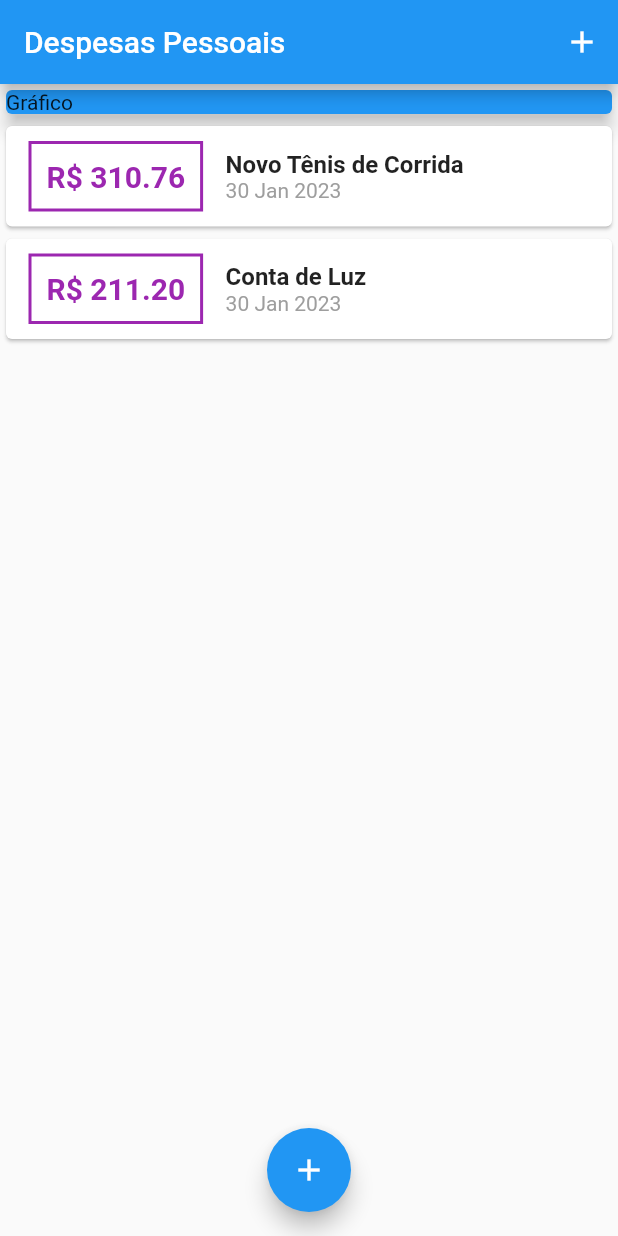
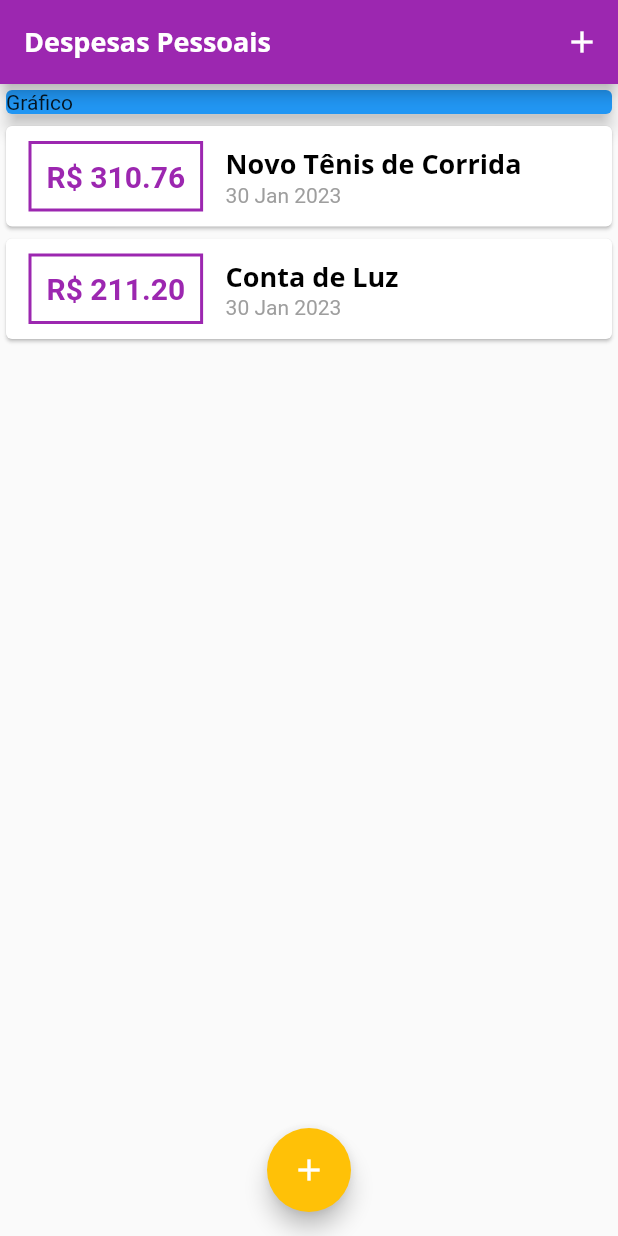
Before and after one commit to Kaio-Goes/expenses, a Flutter app: the screen it shows after launch, on a phone screen of 412 x 824 dp. Run offline on Flutter 3.47's test engine with Material 2 defaults, Android fonts, the phone set to English and light mode, and no system bars.

Commit message:
Feature fonts

```diff
--- a/lib/components/transaction_list.dart
+++ b/lib/components/transaction_list.dart
@@ -24,14 +24,14 @@ class TransactionList extends StatelessWidget {
                     vertical: 10,
                   ),
                   decoration: BoxDecoration(
-                      border: Border.all(color: Colors.purple, width: 2)),
+                      border: Border.all(color: Theme.of(context).colorScheme.primary, width: 2)),
                   padding: const EdgeInsets.all(10),
                   child: Text(
                     'R\$ ${tr.value.toStringAsFixed(2)}',
-                    style: const TextStyle(
+                    style: TextStyle(
                         fontWeight: FontWeight.bold,
                         fontSize: 20,
-                        color: Colors.purple),
+                        color: Theme.of(context).colorScheme.primary),
                   ),
                 ),
                 Column(
@@ -39,8 +39,9 @@ class TransactionList extends StatelessWidget {
                   children: [
                     Text(
                       tr.title,
-                      style: const TextStyle(
-                          fontWeight: FontWeight.bold, fontSize: 16),
+                      style: Theme.of(context).textTheme.titleLarge,
+                      // style: const TextStyle(
+                      //     fontWeight: FontWeight.bold, fontSize: 16),
                     ),
                     Text(
                       DateFormat('d MMM y').format(tr.date),
--- a/lib/main.dart
+++ b/lib/main.dart
@@ -10,8 +10,21 @@ class ExpensesApp extends StatelessWidget {
   const ExpensesApp({super.key});
   @override
   Widget build(BuildContext context) {
-    return const MaterialApp(
-      home: MyHomePage(),
+    final ThemeData tema = ThemeData();
+
+    return MaterialApp(
+      home: const MyHomePage(),
+      theme: tema.copyWith(
+        colorScheme: tema.colorScheme
+            .copyWith(primary: Colors.purple, secondary: Colors.amber),
+        textTheme: tema.textTheme.copyWith(
+          titleLarge: const TextStyle(
+              fontFamily: 'OpenSans',
+              fontSize: 18,
+              color: Colors.black,
+              fontWeight: FontWeight.bold),
+        ),
+      ),
     );
   }
 }
@@ -44,13 +57,17 @@ class _MyHomePageState extends State<MyHomePage> {
     setState(() {
       _trasactions.add(newTransaction);
     });
+
+    Navigator.of(context).pop();
   }
 
   _opentransactionFormModal(BuildContext context) {
     showModalBottomSheet(
         context: context,
         builder: (_) {
-          return TransactionForm(onSubmit: _addTransaction,);
+          return TransactionForm(
+            onSubmit: _addTransaction,
+          );
         });
   }
 
@@ -61,8 +78,7 @@ class _MyHomePageState extends State<MyHomePage> {
         title: const Text('Despesas Pessoais'),
         actions: [
           IconButton(
-              onPressed: () =>
-                _opentransactionFormModal(context),
+              onPressed: () => _opentransactionFormModal(context),
               icon: const Icon(Icons.add))
         ],
       ),
@@ -83,9 +99,7 @@ class _MyHomePageState extends State<MyHomePage> {
       ),
       floatingActionButton: FloatingActionButton(
           child: const Icon(Icons.add),
-          onPressed: () =>
-            _opentransactionFormModal(context)
-          ),
+          onPressed: () => _opentransactionFormModal(context)),
       floatingActionButtonLocation: FloatingActionButtonLocation.centerFloat,
     );
   }
```
Also changed, not shown: pubspec.yaml (+11 -6 lines), assets/fonts/OpenSans-Bold.ttf (added), assets/fonts/OpenSans-Regular.ttf (added), assets/fonts/Quicksand-Bold.ttf (added), assets/fonts/Quicksand-Light.ttf (added), assets/fonts/Quicksand-Medium.ttf (added), assets/fonts/Quicksand-Regular.ttf (added).
